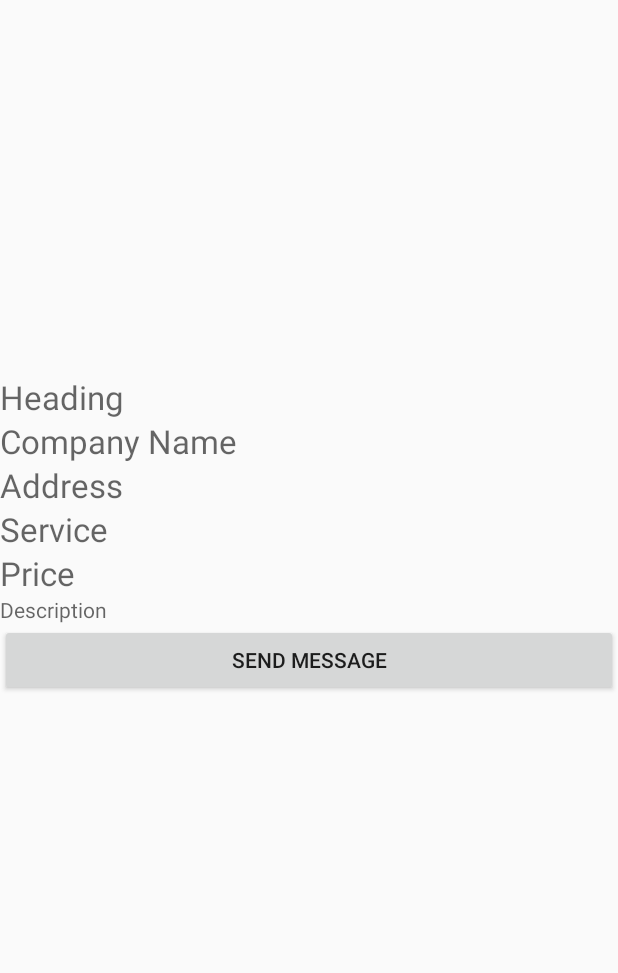
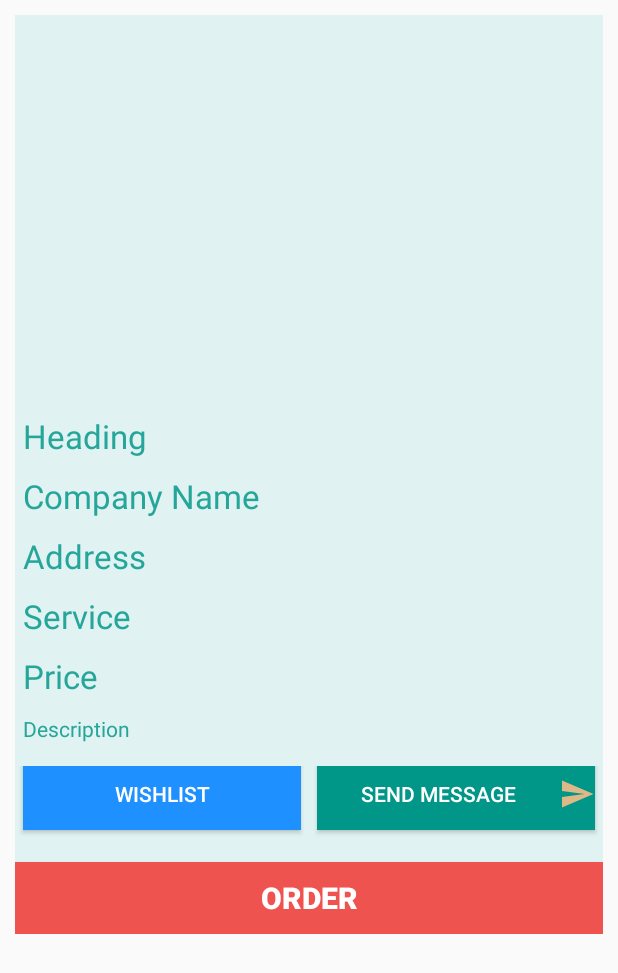
Before and after one commit to projectvid2018/ConstructorHub, an Android app: the layout activity_product_description.xml on its own in the app's theme, with its tools: preview values and no code run, on a phone screen of 412 x 824 dp. Shown: the top 973 px of the screen. Run offline under Robolectric (Android 15) with nearby library versions, the light colour scheme and no system bars.

Commit message:
layout changes

```diff
--- a/app/src/main/java/hub/constructor/constructorhub/product/byer/ByerModeActivity.java
+++ b/app/src/main/java/hub/constructor/constructorhub/product/byer/ByerModeActivity.java
@@ -14,6 +14,8 @@ import android.support.v7.app.ActionBarDrawerToggle;
 import android.support.v7.app.AppCompatActivity;
 import android.support.v7.widget.Toolbar;
 import android.view.MenuItem;
+
+import com.google.firebase.auth.FirebaseAuth;
 
 import hub.constructor.constructorhub.R;
 import hub.constructor.constructorhub.nav.activity.FeedbackActivity;
@@ -75,6 +77,7 @@ public class ByerModeActivity extends AppCompatActivity
             startActivity(intent);
 
         } else if (id == R.id.nav_log_out) {
+            FirebaseAuth.getInstance().signOut();
 
             AlertDialog.Builder builder=new AlertDialog.Builder(ByerModeActivity.this); //-------Main is name of the activity
             builder.setMessage("Do you want to exit?");
--- a/app/src/main/java/hub/constructor/constructorhub/seller/sellerModeActivity.java
+++ b/app/src/main/java/hub/constructor/constructorhub/seller/sellerModeActivity.java
@@ -14,6 +14,8 @@ import android.support.v7.app.ActionBarDrawerToggle;
 import android.support.v7.app.AppCompatActivity;
 import android.support.v7.widget.Toolbar;
 import android.view.MenuItem;
+
+import com.google.firebase.auth.FirebaseAuth;
 
 import hub.constructor.constructorhub.R;
 import hub.constructor.constructorhub.nav.activity.FeedbackActivity;
@@ -72,6 +74,7 @@ public class sellerModeActivity extends AppCompatActivity implements NavigationV
             startActivity(intent);
 
         } else if (id == R.id.nav_log_out) {
+            FirebaseAuth.getInstance().signOut();
 
             AlertDialog.Builder builder=new AlertDialog.Builder(sellerModeActivity.this); //-------Main is name of the activity
             builder.setMessage("Do you want to exit?");
--- a/app/src/main/res/layout/activity_product_description.xml
+++ b/app/src/main/res/layout/activity_product_description.xml
@@ -1,24 +1,35 @@
 <?xml version="1.0" encoding="utf-8"?>
-<LinearLayout
+<ScrollView
     xmlns:android="http://schemas.android.com/apk/res/android"
     xmlns:app="http://schemas.android.com/apk/res-auto"
     xmlns:tools="http://schemas.android.com/tools"
     android:layout_width="match_parent"
-    android:layout_height="match_parent"
+    android:layout_height="wrap_content"
+    android:background="@color/md_teal_50"
     android:orientation="vertical"
+    android:layout_margin="10dp"
     android:baselineAligned="false"
     tools:context=".ProductDescriptionActivity">
+
+    <LinearLayout
+        android:layout_width="match_parent"
+        android:layout_height="wrap_content"
+        android:orientation="vertical">
 
     <ImageView
         android:layout_width="match_parent"
         android:layout_height="250dp"
         android:id="@+id/productDetailsImageId"
+        android:layout_margin="5dp"
         />
+
     <TextView
         android:layout_width="match_parent"
         android:layout_height="wrap_content"
         android:id="@+id/productDetailsHeadingId"
         android:textColor="@color/Black"
+        android:textColorHint="@color/md_teal_400"
+        android:layout_margin="5dp"
         android:hint="@string/heading"
         android:textAppearance="@style/Base.TextAppearance.AppCompat.Large"
         />
@@ -28,6 +39,8 @@
         android:layout_height="wrap_content"
         android:id="@+id/productDetailsCompanyNameId"
         android:textColor="@color/Black"
+        android:textColorHint="@color/md_teal_400"
+        android:layout_margin="5dp"
         android:hint="Company Name"
         android:textAppearance="@style/Base.TextAppearance.AppCompat.Large"
         />
@@ -36,6 +49,8 @@
         android:layout_height="wrap_content"
         android:id="@+id/productDetailsAddressId"
         android:textColor="@color/Black"
+        android:textColorHint="@color/md_teal_400"
+        android:layout_margin="5dp"
         android:hint="@string/address"
         android:textAppearance="@style/Base.TextAppearance.AppCompat.Large"
         />
@@ -43,7 +58,9 @@
         android:layout_width="match_parent"
         android:layout_height="wrap_content"
         android:id="@+id/productDetailsServiceId"
+        android:layout_margin="5dp"
         android:textColor="@color/Black"
+        android:textColorHint="@color/md_teal_400"
         android:hint="Service"
         android:textAppearance="@style/Base.TextAppearance.AppCompat.Large"
         />
@@ -51,7 +68,9 @@
         android:layout_width="match_parent"
         android:layout_height="wrap_content"
         android:id="@+id/productDetailsPriceId"
+        android:layout_margin="5dp"
         android:textColor="@color/Black"
+        android:textColorHint="@color/md_teal_400"
         android:hint="Price"
         android:textAppearance="@style/Base.TextAppearance.AppCompat.Large"
         />
@@ -60,16 +79,58 @@
         android:layout_width="match_parent"
         android:layout_height="wrap_content"
         android:id="@+id/productDetailsDescriptionId"
+        android:layout_margin="5dp"
         android:hint="@string/description"
         android:textColor="@color/Black"
+        android:textColorHint="@color/md_teal_400"
         android:textAppearance="@style/Base.TextAppearance.AppCompat.Small"
         />
-
+<LinearLayout
+    android:layout_width="match_parent"
+    android:layout_height="wrap_content"
+    android:orientation="horizontal"
+    android:weightSum="2"
+    android:layout_marginTop="10dp">
+    <Button
+        android:id="@+id/wishlist"
+        android:text="Wishlist"
+        android:layout_width="match_parent"
+        android:layout_height="wrap_content"
+        android:layout_gravity="bottom|center"
+        android:background="@color/DodgerBlue"
+        android:textColor="@color/White"
+        android:drawableTint="@color/BurlyWood"
+        android:elevation="8dp"
+        android:layout_weight="1"
+        android:layout_margin="5dp"/>
     <Button
         android:id="@+id/gotoChatId"
         android:text="Send Message"
         android:layout_width="match_parent"
         android:layout_height="wrap_content"
-        android:layout_gravity="bottom|center" />
+        android:layout_gravity="bottom|center"
+        android:drawableRight="@drawable/ic_send_24dp"
+        android:background="@color/md_teal_500"
+        android:textColor="@color/White"
+        android:drawableTint="@color/BurlyWood"
+        android:layout_margin="5dp"
+        android:elevation="8dp"
+        android:layout_weight="1"/>
 
 </LinearLayout>
+    <Button
+        android:id="@+id/setOrder"
+        android:text="Order"
+        android:layout_width="match_parent"
+        android:layout_height="wrap_content"
+        android:layout_gravity="bottom|center"
+        android:background="@color/md_red_400"
+        android:textColor="@color/White"
+        android:textStyle="bold"
+        android:textSize="20sp"
+        android:layout_marginTop="5dp"
+        android:elevation="8dp" />
+
+    </LinearLayout>
+
+</ScrollView>
--- a/app/src/main/res/layout/content_main.xml
+++ b/app/src/main/res/layout/content_main.xml
@@ -119,7 +119,8 @@
                     android:layout_toEndOf="@+id/watch_history_icon"
                     android:layout_toRightOf="@+id/watch_history_icon"
                     android:padding="10dp"
-                    android:text="@string/watch_history"
+                    android:text="Wishlist"
+                    android:textAppearance="@style/Base.TextAppearance.AppCompat.Large"
                     android:textColor="#fffaf0"
                     android:textSize="35sp" />
 
@@ -169,8 +170,9 @@
                     android:layout_toEndOf="@+id/transaction_icon"
                     android:layout_toRightOf="@+id/transaction_icon"
                     android:text="@string/transactions"
+                    android:textAppearance="@style/Base.TextAppearance.AppCompat.Large"
                     android:textColor="#fffaf0"
-                    android:textSize="33sp" />
+                    android:textSize="30sp" />
 
             </android.support.v7.widget.CardView>
         </LinearLayout>
--- a/app/src/main/res/layout/content_main2.xml
+++ b/app/src/main/res/layout/content_main2.xml
@@ -62,6 +62,7 @@
                     android:layout_marginStart="45dp"
                     android:layout_marginLeft="35dp"
                     android:text="Post a product"
+                    android:textAppearance="@style/Base.TextAppearance.AppCompat.Large"
                     android:textColor="@color/White"
                     android:textSize="35sp" />
 
@@ -170,6 +171,7 @@
                     android:layout_toRightOf="@+id/transaction_icon"
                     android:text="@string/transactions"
                     android:textColor="#fffaf0"
+                    android:textAppearance="@style/Base.TextAppearance.AppCompat.Large"
                     android:textSize="33sp" />
 
             </android.support.v7.widget.CardView>
--- a/app/src/main/res/layout/posted_product.xml
+++ b/app/src/main/res/layout/posted_product.xml
@@ -1,17 +1,20 @@
 <?xml version="1.0" encoding="utf-8"?>
 <android.support.v7.widget.CardView
     xmlns:android="http://schemas.android.com/apk/res/android"
+    xmlns:tools="http://schemas.android.com/tools"
     android:layout_width="match_parent"
     android:layout_height="wrap_content"
+    xmlns:app="http://schemas.android.com/apk/res-auto"
     android:layout_margin="10dp"
     android:elevation="10dp"
+    app:cardElevation="8dp"
     android:layout_marginRight="5dp"
     android:layout_marginLeft="5dp"
-    >
+    tools:ignore="MissingDefaultResource">
     <LinearLayout
         android:id="@+id/postProductLinearLayoutId"
         android:layout_width="match_parent"
-        android:layout_height="200dp"
+        android:layout_height="120dp"
         android:orientation="horizontal"
         android:weightSum="2"
         >
@@ -26,6 +29,7 @@
             android:layout_height="match_parent"
             android:layout_weight="1.2"
             android:orientation="vertical"
+            android:padding="10dp"
             android:weightSum="3"
             >
             <TextView
@@ -35,7 +39,7 @@
                 android:layout_weight="1.2"
                 android:textColor="@color/Black"
                 android:hint="Heading"
-                android:gravity="center"
+                android:gravity="left"
                 android:textAppearance="@style/Base.TextAppearance.AppCompat.Large"
                 />
             <TextView
@@ -43,7 +47,7 @@
                 android:layout_width="match_parent"
                 android:layout_height="0dp"
                 android:layout_weight=".6"
-                android:gravity="center"
+                android:gravity="left"
                 android:hint="Service"
                 android:textColor="@color/Black"
                 android:textAppearance="@style/Base.TextAppearance.AppCompat.Small"
@@ -54,7 +58,7 @@
                 android:layout_width="match_parent"
                 android:layout_height="0dp"
                 android:layout_weight="1.2"
-                android:gravity="center"
+                android:gravity="left"
                 android:hint="Price"
                 android:textColor="@color/Black"
                 android:textAppearance="@style/Base.TextAppearance.AppCompat.Medium"
```
